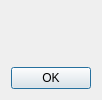
The window that dialogAviso.ui (MelonRodante/MarquezMiguel) describes before a commit, drawn with Qt 5.
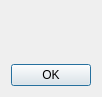
The same window after the commit. Icons and pictures are not drawn.

Commit message: Metodo de dialogo de aviso ToolBar

The edit to the form file:
```diff
--- a/dialogAviso.ui
+++ b/dialogAviso.ui
@@ -10,7 +10,7 @@
     <x>0</x>
     <y>0</y>
     <width>94</width>
-    <height>100</height>
+    <height>97</height>
    </rect>
   </property>
   <property name="sizePolicy">
@@ -22,13 +22,13 @@
   <property name="minimumSize">
    <size>
     <width>0</width>
-    <height>100</height>
+    <height>97</height>
    </size>
   </property>
   <property name="maximumSize">
    <size>
     <width>16777215</width>
-    <height>100</height>
+    <height>97</height>
    </size>
   </property>
   <property name="windowTitle">
@@ -42,8 +42,14 @@
    <bool>true</bool>
   </property>
   <layout class="QVBoxLayout" name="verticalLayout">
+   <property name="spacing">
+    <number>0</number>
+   </property>
    <item>
     <layout class="QHBoxLayout" name="layout">
+     <property name="spacing">
+      <number>0</number>
+     </property>
      <item>
       <widget class="QLabel" name="iconAviso">
        <property name="minimumSize">
```
The commit also changes 7 other files.
